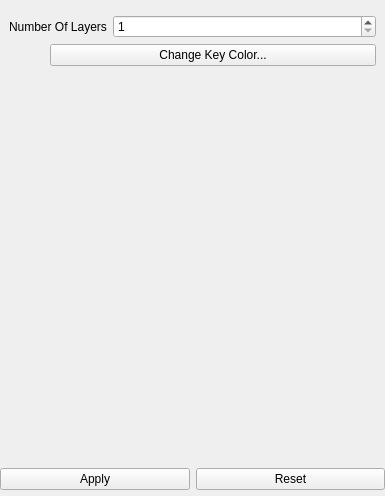
Qt form Application/qInputPropertiesWidget.ui (Sprunth/RGG) before a commit.
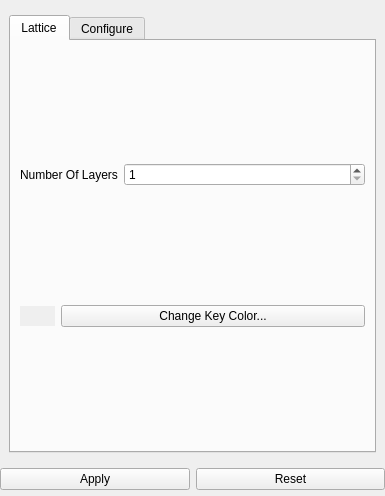
The same form after that commit. The open tabs and pages were chosen to show the change.

Diff of the .ui file:
```diff
--- a/Application/qInputPropertiesWidget.ui
+++ b/Application/qInputPropertiesWidget.ui
@@ -229,6 +229,29 @@
      </widget>
      <widget class="QWidget" name="pageHexAssy">
       <layout class="QGridLayout" name="gridLayout_15">
+       <item row="0" column="0">
+        <widget class="QTabWidget" name="tabWidget_2">
+         <property name="currentIndex">
+          <number>1</number>
+         </property>
+         <widget class="QWidget" name="tab_3">
+          <attribute name="title">
+           <string>Lattice</string>
+          </attribute>
+          <layout class="QGridLayout" name="gridLayout_16">
+           <item row="0" column="0">
+            <widget class="QLabel" name="label_33">
+             <property name="sizePolicy">
+              <sizepolicy hsizetype="Fixed" vsizetype="Preferred">
+               <horstretch>0</horstretch>
+               <verstretch>0</verstretch>
+              </sizepolicy>
+             </property>
+             <property name="text">
+              <string>Number Of Layers</string>
+             </property>
+            </widget>
+           </item>
        <item row="0" column="1">
         <widget class="QSpinBox" name="hexLatticeAssy">
          <property name="minimum">
@@ -236,9 +259,6 @@
          </property>
         </widget>
        </item>
-       <item row="2" column="0" rowspan="2" colspan="2">
-        <layout class="QVBoxLayout" name="hexLatticeAssyContainer"/>
-       </item>
        <item row="1" column="0" colspan="2">
         <layout class="QHBoxLayout" name="horizontalLayout_4">
          <item>
@@ -278,17 +298,17 @@
          </item>
         </layout>
        </item>
-       <item row="0" column="0">
-        <widget class="QLabel" name="label_33">
-         <property name="sizePolicy">
-          <sizepolicy hsizetype="Fixed" vsizetype="Preferred">
-           <horstretch>0</horstretch>
-           <verstretch>0</verstretch>
-          </sizepolicy>
-         </property>
-         <property name="text">
-          <string>Number Of Layers</string>
-         </property>
+           <item row="2" column="0" colspan="2">
+            <layout class="QVBoxLayout" name="hexLatticeAssyContainer"/>
+           </item>
+          </layout>
+         </widget>
+         <widget class="QWidget" name="HexAssyConf">
+          <attribute name="title">
+           <string>Configure</string>
+          </attribute>
+          <layout class="QGridLayout" name="gridLayout_19"/>
+         </widget>
         </widget>
        </item>
       </layout>
```
Left out of the diff: 62 changed lines with no effect on the pictures. Lines whose indentation alone changed are shown as unchanged.
